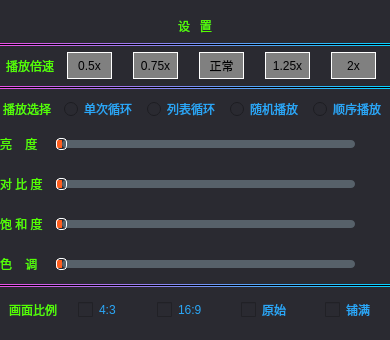
This is VideoPlayer/videomodels/AdjustBright.ui in huizhang556/pc-video-player as Qt 5 draws it before an edit. The edited form follows.
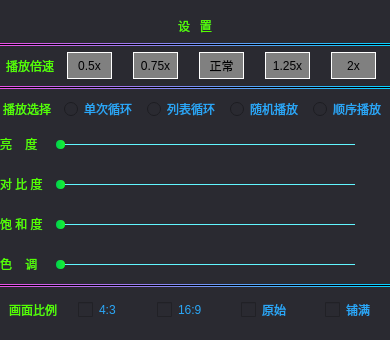
This is the edited form. Icons and pictures are not drawn.

What changed in the file:
```diff
--- a/VideoPlayer/videomodels/AdjustBright.ui
+++ b/VideoPlayer/videomodels/AdjustBright.ui
@@ -723,26 +723,34 @@
 /*整个进度条*/
 QSlider::groove:horizontal 
 {
-background:transparent;
-height: 8px;
-border-radius:4px;
+background-color: rgba(255,255,255,0.1);
+height: 1px;
+border-radius:1px;
 }
 
-/*J拖动按钮*/
-QSlider::handle:horizontal 
+
+/*整个进度条-hover*/
+QSlider::groove:horizontal:hover
 {
 background: qradialgradient(spread:pad, cx:0.5, cy:0.5, radius:0.5, fx:0.5, fy:0.5, 
 stop:0.6 #45ADED, stop:0.778409 rgba(255, 255, 255, 255));
-width: 8px;
+height: 2px;
+border-radius:1px;
+}
+
+/*J拖动按钮*/
+QSlider::handle:horizontal 
+{
+background-color:qlineargradient(spread:pad,x1:0,y1:0,x2:1,y2:0,stop:0 rgba(0, 205, 76,1.0), stop:1  rgba(24, 247, 51,1.0));
 height:8px;
-margin-top: -2px;
-margin-bottom: -2px;
+width:8px;
+margin-top: -4px;
+margin-bottom: -4px;
+border-radius:4px;
 padding-right:1px;
-border-radius: 4px;
-border:1px solid white;
 }
 
-/*J拖动按钮-hover*/
+/*J拖动按钮-hover,只跟groove的hover时高度影响*/
 QSlider::handle:horizontal:hover 
 {
 border-radius: 4px;
@@ -752,16 +760,15 @@
 /*未划过的区域，右边界线*/
 QSlider::add-page:horizontal,QSlider::add-line:horizontal
 {
-background-color: rgb(87, 97, 106); 
-border-radius:4px;
+border-radius:2px;
+background-color:#61f6ff;
 }
 
-/*已划过的区域，右边界线*/
+/*已划过的区域，左边界线*/
 QSlider::sub-page:horizontal,QSlider::sub-line:horizontal
 {
-/*background-color:qlineargradient(spread:pad, x1:0, y1:0, x2:1, y2:0, stop:0 rgba(231,80,229, 255), stop:1 rgba(7,208,255, 255));*/
-background-color:rgb(255, 94, 30);
-border-radius:4px;
+border-radius:2px;
+background-color:qlineargradient(spread:pad, x1:0, y1:0, x2:1, y2:0, stop:0 rgba(231,80,229, 255), stop:1 rgba(7,208,255, 255));
 }
 </string>
             </property>
@@ -840,26 +847,34 @@
 /*整个进度条*/
 QSlider::groove:horizontal 
 {
-background:transparent;
-height: 8px;
-border-radius:4px;
+background-color: rgba(255,255,255,0.1);
+height: 1px;
+border-radius:1px;
 }
 
-/*J拖动按钮*/
-QSlider::handle:horizontal 
+
+/*整个进度条-hover*/
+QSlider::groove:horizontal:hover
 {
 background: qradialgradient(spread:pad, cx:0.5, cy:0.5, radius:0.5, fx:0.5, fy:0.5, 
 stop:0.6 #45ADED, stop:0.778409 rgba(255, 255, 255, 255));
-width: 8px;
+height: 2px;
+border-radius:1px;
+}
+
+/*J拖动按钮*/
+QSlider::handle:horizontal 
+{
+background-color:qlineargradient(spread:pad,x1:0,y1:0,x2:1,y2:0,stop:0 rgba(0, 205, 76,1.0), stop:1  rgba(24, 247, 51,1.0));
 height:8px;
-margin-top: -2px;
-margin-bottom: -2px;
+width:8px;
+margin-top: -4px;
+margin-bottom: -4px;
+border-radius:4px;
 padding-right:1px;
-border-radius: 4px;
-border:1px solid white;
 }
 
-/*J拖动按钮-hover*/
+/*J拖动按钮-hover,只跟groove的hover时高度影响*/
 QSlider::handle:horizontal:hover 
 {
 border-radius: 4px;
@@ -869,16 +884,15 @@
 /*未划过的区域，右边界线*/
 QSlider::add-page:horizontal,QSlider::add-line:horizontal
 {
-background-color: rgb(87, 97, 106); 
-border-radius:4px;
+border-radius:2px;
+background-color:#61f6ff;
 }
 
-/*已划过的区域，右边界线*/
+/*已划过的区域，左边界线*/
 QSlider::sub-page:horizontal,QSlider::sub-line:horizontal
 {
-/*background-color:qlineargradient(spread:pad, x1:0, y1:0, x2:1, y2:0, stop:0 rgba(231,80,229, 255), stop:1 rgba(7,208,255, 255));*/
-background-color:rgb(255, 94, 30);
-border-radius:4px;
+border-radius:2px;
+background-color:qlineargradient(spread:pad, x1:0, y1:0, x2:1, y2:0, stop:0 rgba(231,80,229, 255), stop:1 rgba(7,208,255, 255));
 }
 </string>
             </property>
@@ -981,26 +995,34 @@
 /*整个进度条*/
 QSlider::groove:horizontal 
 {
-background:transparent;
-height: 8px;
-border-radius:4px;
+background-color: rgba(255,255,255,0.1);
+height: 1px;
+border-radius:1px;
 }
 
-/*J拖动按钮*/
-QSlider::handle:horizontal 
+
+/*整个进度条-hover*/
+QSlider::groove:horizontal:hover
 {
 background: qradialgradient(spread:pad, cx:0.5, cy:0.5, radius:0.5, fx:0.5, fy:0.5, 
 stop:0.6 #45ADED, stop:0.778409 rgba(255, 255, 255, 255));
-width: 8px;
+height: 2px;
+border-radius:1px;
+}
+
+/*J拖动按钮*/
+QSlider::handle:horizontal 
+{
+background-color:qlineargradient(spread:pad,x1:0,y1:0,x2:1,y2:0,stop:0 rgba(0, 205, 76,1.0), stop:1  rgba(24, 247, 51,1.0));
 height:8px;
-margin-top: -2px;
-margin-bottom: -2px;
+width:8px;
+margin-top: -4px;
+margin-bottom: -4px;
+border-radius:4px;
 padding-right:1px;
-border-radius: 4px;
-border:1px solid white;
 }
 
-/*J拖动按钮-hover*/
+/*J拖动按钮-hover,只跟groove的hover时高度影响*/
 QSlider::handle:horizontal:hover 
 {
 border-radius: 4px;
@@ -1010,16 +1032,15 @@
 /*未划过的区域，右边界线*/
 QSlider::add-page:horizontal,QSlider::add-line:horizontal
 {
-background-color: rgb(87, 97, 106); 
-border-radius:4px;
+border-radius:2px;
+background-color:#61f6ff;
 }
 
-/*已划过的区域，右边界线*/
+/*已划过的区域，左边界线*/
 QSlider::sub-page:horizontal,QSlider::sub-line:horizontal
 {
-/*background-color:qlineargradient(spread:pad, x1:0, y1:0, x2:1, y2:0, stop:0 rgba(231,80,229, 255), stop:1 rgba(7,208,255, 255));*/
-background-color:rgb(255, 94, 30);
-border-radius:4px;
+border-radius:2px;
+background-color:qlineargradient(spread:pad, x1:0, y1:0, x2:1, y2:0, stop:0 rgba(231,80,229, 255), stop:1 rgba(7,208,255, 255));
 }
 </string>
             </property>
@@ -1098,26 +1119,34 @@
 /*整个进度条*/
 QSlider::groove:horizontal 
 {
-background:transparent;
-height: 8px;
-border-radius:4px;
+background-color: rgba(255,255,255,0.1);
+height: 1px;
+border-radius:1px;
 }
 
-/*J拖动按钮*/
-QSlider::handle:horizontal 
+
+/*整个进度条-hover*/
+QSlider::groove:horizontal:hover
 {
 background: qradialgradient(spread:pad, cx:0.5, cy:0.5, radius:0.5, fx:0.5, fy:0.5, 
 stop:0.6 #45ADED, stop:0.778409 rgba(255, 255, 255, 255));
-width: 8px;
+height: 2px;
+border-radius:1px;
+}
+
+/*J拖动按钮*/
+QSlider::handle:horizontal 
+{
+background-color:qlineargradient(spread:pad,x1:0,y1:0,x2:1,y2:0,stop:0 rgba(0, 205, 76,1.0), stop:1  rgba(24, 247, 51,1.0));
 height:8px;
-margin-top: -2px;
-margin-bottom: -2px;
+width:8px;
+margin-top: -4px;
+margin-bottom: -4px;
+border-radius:4px;
 padding-right:1px;
-border-radius: 4px;
-border:1px solid white;
 }
 
-/*J拖动按钮-hover*/
+/*J拖动按钮-hover,只跟groove的hover时高度影响*/
 QSlider::handle:horizontal:hover 
 {
 border-radius: 4px;
@@ -1127,16 +1156,15 @@
 /*未划过的区域，右边界线*/
 QSlider::add-page:horizontal,QSlider::add-line:horizontal
 {
-background-color: rgb(87, 97, 106); 
-border-radius:4px;
+border-radius:2px;
+background-color:#61f6ff;
 }
 
-/*已划过的区域，右边界线*/
+/*已划过的区域，左边界线*/
 QSlider::sub-page:horizontal,QSlider::sub-line:horizontal
 {
-/*background-color:qlineargradient(spread:pad, x1:0, y1:0, x2:1, y2:0, stop:0 rgba(231,80,229, 255), stop:1 rgba(7,208,255, 255));*/
-background-color:rgb(255, 94, 30);
-border-radius:4px;
+border-radius:2px;
+background-color:qlineargradient(spread:pad, x1:0, y1:0, x2:1, y2:0, stop:0 rgba(231,80,229, 255), stop:1 rgba(7,208,255, 255));
 }
 </string>
             </property>
```
Left out of the diff: 32 changed lines with no effect on the pictures.
